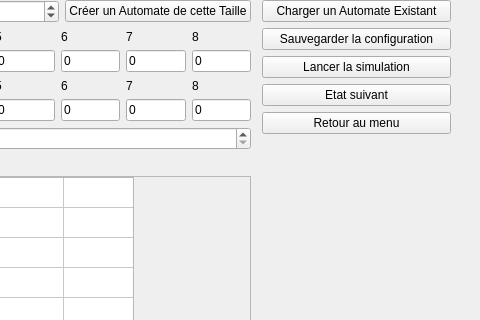
Old version of the form automate_2d.ui in the repository artemisart/lo21-gameoflife; both pictures show x 458 to 938 and y 0 to 320 of the 938 by 746 pixel window.
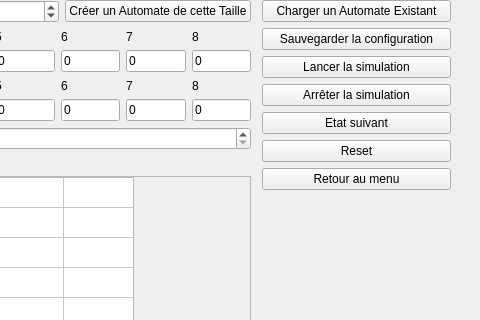
New version of the form.

Commit message: Interface2D OK

```diff
--- a/automate_2d.ui
+++ b/automate_2d.ui
@@ -47,6 +47,13 @@
       </property>
      </widget>
     </item>
+    <item>
+     <widget class="QPushButton" name="stop">
+      <property name="text">
+       <string>Arrêter la simulation</string>
+      </property>
+     </widget>
+    </item>
     <item>
      <widget class="QPushButton" name="next">
       <property name="text">
@@ -54,6 +61,13 @@
       </property>
      </widget>
     </item>
+    <item>
+     <widget class="QPushButton" name="reset">
+      <property name="text">
+       <string>Reset</string>
+      </property>
+     </widget>
+    </item>
     <item>
      <widget class="QPushButton" name="menu">
       <property name="text">
```
The commit also changes 2 other files.
